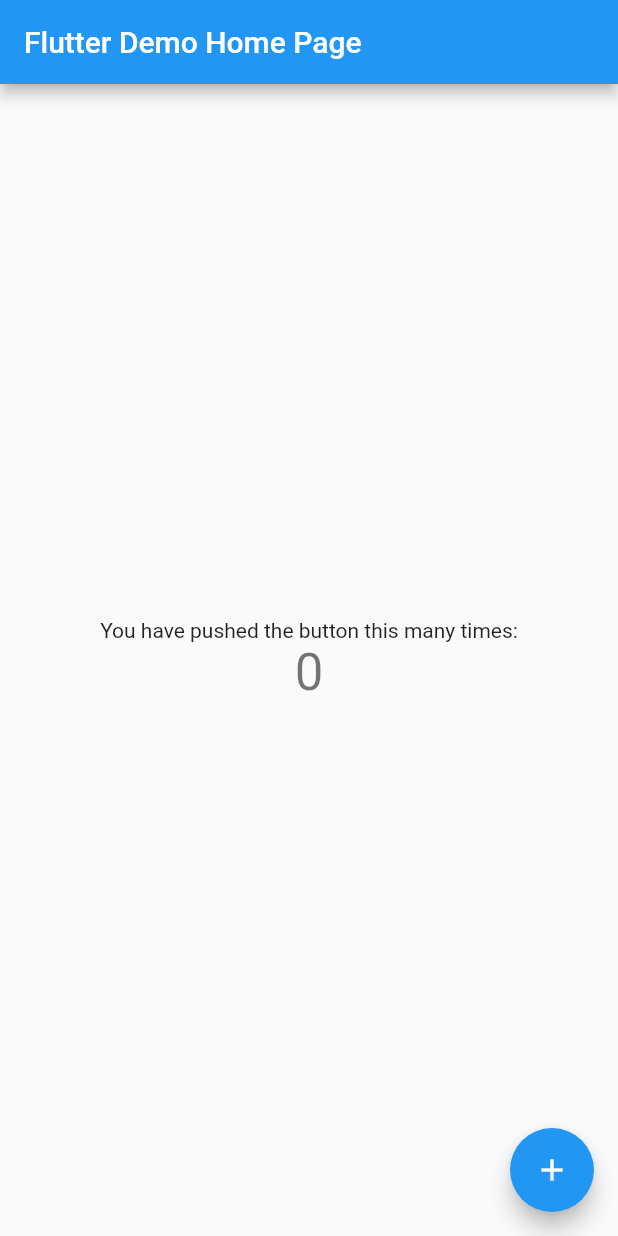
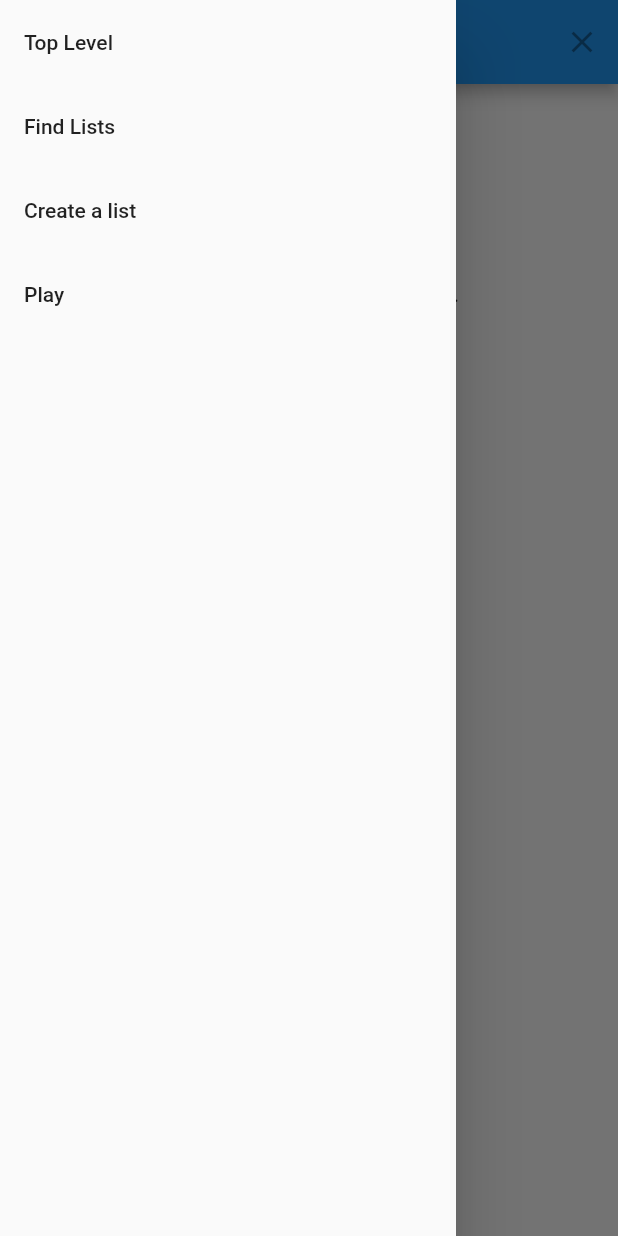
Before and after one commit to freshteapot/learnalist-mobile, a Flutter app: the screen it shows after launch, with the side drawer open (before the commit the screen has no drawer), on a phone screen of 412 x 824 dp. Run offline on Flutter 3.47's test engine with Material 2 defaults, Android fonts, the phone set to English and light mode, and no system bars; generated files the repository leaves out were written again.

Commit message:
Slowly building the skeleton structure to handle different list types.
- Learning how to use namedRoutes and pass data.
- View screens are listType aware.

```diff
--- /dev/null
+++ b/lib/app.dart
@@ -0,0 +1,58 @@
+import 'package:flutter/material.dart';
+import 'package:learnalist/routes/routes.dart';
+
+class LearnalistApp extends StatefulWidget {
+  @override
+  _LearnalistAppState createState() => _LearnalistAppState();
+}
+
+class _LearnalistAppState extends State<LearnalistApp> {
+  @override
+  Widget build(BuildContext context) {
+    final MaterialApp app = MaterialApp(
+      title: 'Learnalist',
+      initialRoute: '/',
+      routes: <String, WidgetBuilder>{
+        RootRoute.routePrefix: (BuildContext context) => RootRoute(),
+        FindRoute.routePrefix: (BuildContext context) => FindRoute(),
+        PlayRoute.routePrefix: (BuildContext context) => PlayRoute(),
+        CreateRoute.routePrefix: (BuildContext context) => CreateRoute(),
+        CreateListV1Route.routePrefix: (BuildContext context) =>
+            CreateListV1Route(),
+        CreateListV2Route.routePrefix: (BuildContext context) =>
+            CreateListV2Route(),
+        ViewListRoute.routePrefix: (BuildContext context) => ViewListRoute(),
+      },
+      onGenerateRoute: (settings) {
+        if (settings.name == '/create/list') {
+          final CreateListRouteArguments args = settings.arguments;
+
+          if (args.listType == 'v1') {
+            return MaterialPageRoute(
+              builder: (context) {
+                return CreateListV1Route();
+              },
+            );
+          }
+
+          if (args.listType == 'v2') {
+            return MaterialPageRoute(
+              builder: (context) {
+                return CreateListV2Route();
+              },
+            );
+          }
+        }
+        return null;
+      },
+    );
+
+    // Show the routes in the app and the class.
+    // TODO remove before production?
+    app.routes.forEach((k, v) {
+      print('${k}: ${v}');
+    });
+
+    return app;
+  }
+}
--- a/lib/main.dart
+++ b/lib/main.dart
@@ -1,111 +1,4 @@
 import 'package:flutter/material.dart';
+import 'package:learnalist/app.dart';
 
-void main() => runApp(MyApp());
-
-class MyApp extends StatelessWidget {
-  // This widget is the root of your application.
-  @override
-  Widget build(BuildContext context) {
-    return MaterialApp(
-      title: 'Flutter Demo',
-      theme: ThemeData(
-        // This is the theme of your application.
-        //
-        // Try running your application with "flutter run". You'll see the
-        // application has a blue toolbar. Then, without quitting the app, try
-        // changing the primarySwatch below to Colors.green and then invoke
-        // "hot reload" (press "r" in the console where you ran "flutter run",
-        // or simply save your changes to "hot reload" in a Flutter IDE).
-        // Notice that the counter didn't reset back to zero; the application
-        // is not restarted.
-        primarySwatch: Colors.blue,
-      ),
-      home: MyHomePage(title: 'Flutter Demo Home Page'),
-    );
-  }
-}
-
-class MyHomePage extends StatefulWidget {
-  MyHomePage({Key key, this.title}) : super(key: key);
-
-  // This widget is the home page of your application. It is stateful, meaning
-  // that it has a State object (defined below) that contains fields that affect
-  // how it looks.
-
-  // This class is the configuration for the state. It holds the values (in this
-  // case the title) provided by the parent (in this case the App widget) and
-  // used by the build method of the State. Fields in a Widget subclass are
-  // always marked "final".
-
-  final String title;
-
-  @override
-  _MyHomePageState createState() => _MyHomePageState();
-}
-
-class _MyHomePageState extends State<MyHomePage> {
-  int _counter = 0;
-
-  void _incrementCounter() {
-    setState(() {
-      // This call to setState tells the Flutter framework that something has
-      // changed in this State, which causes it to rerun the build method below
-      // so that the display can reflect the updated values. If we changed
-      // _counter without calling setState(), then the build method would not be
-      // called again, and so nothing would appear to happen.
-      _counter++;
-    });
-  }
-
-  @override
-  Widget build(BuildContext context) {
-    // This method is rerun every time setState is called, for instance as done
-    // by the _incrementCounter method above.
-    //
-    // The Flutter framework has been optimized to make rerunning build methods
-    // fast, so that you can just rebuild anything that needs updating rather
-    // than having to individually change instances of widgets.
-    return Scaffold(
-      appBar: AppBar(
-        // Here we take the value from the MyHomePage object that was created by
-        // the App.build method, and use it to set our appbar title.
-        title: Text(widget.title),
-      ),
-      body: Center(
-        // Center is a layout widget. It takes a single child and positions it
-        // in the middle of the parent.
-        child: Column(
-          // Column is also layout widget. It takes a list of children and
-          // arranges them vertically. By default, it sizes itself to fit its
-          // children horizontally, and tries to be as tall as its parent.
-          //
-          // Invoke "debug painting" (press "p" in the console, choose the
-          // "Toggle Debug Paint" action from the Flutter Inspector in Android
-          // Studio, or the "Toggle Debug Paint" command in Visual Studio Code)
-          // to see the wireframe for each widget.
-          //
-          // Column has various properties to control how it sizes itself and
-          // how it positions its children. Here we use mainAxisAlignment to
-          // center the children vertically; the main axis here is the vertical
-          // axis because Columns are vertical (the cross axis would be
-          // horizontal).
-          mainAxisAlignment: MainAxisAlignment.center,
-          children: <Widget>[
-            Text(
-              'You have pushed the button this many times:',
-            ),
-            Text(
-              '$_counter',
-              style: Theme.of(context).textTheme.display1,
-            ),
-          ],
-        ),
-      ),
-      floatingActionButton: FloatingActionButton(
-        onPressed: _incrementCounter,
-        tooltip: 'Increment',
-        child: Icon(Icons.add),
-      ), // This trailing comma makes auto-formatting nicer for build methods.
-    );
-  }
-}
+void main() => runApp(LearnalistApp());
--- /dev/null
+++ b/lib/routes/create.dart
@@ -0,0 +1,48 @@
+import 'package:flutter/material.dart';
+import 'package:learnalist/widgets/menu.dart';
+
+class CreateRoute extends StatelessWidget {
+  static String routePrefix = '/create';
+
+  @override
+  Widget build(BuildContext context) {
+    return Scaffold(
+      appBar: AppBar(
+        title: Text('Create'),
+      ),
+      drawer: Menu(),
+      body: ListView(
+        children: <Widget>[
+          ListTile(
+            leading: Icon(Icons.add_box),
+            title: Text('Create a simple list of items (v1).'),
+            onTap: () {
+              Navigator.of(context).pushNamed('/create/list',
+                  arguments: CreateListRouteArguments('v1'));
+            },
+          ),
+          ListTile(
+            leading: Icon(Icons.add_box),
+            title: Text('Create a list of  from -> to (v2).'),
+            onTap: () {
+              Navigator.of(context).pushNamed('/create/list',
+                  arguments: CreateListRouteArguments('v2'));
+            },
+          ),
+          ListTile(
+            title: Text('Return to top level'),
+            onTap: () {
+              Navigator.popAndPushNamed(context, '/');
+            },
+          ),
+        ],
+      ),
+    );
+  }
+}
+
+class CreateListRouteArguments {
+  final String listType;
+
+  CreateListRouteArguments(this.listType);
+}
--- /dev/null
+++ b/lib/routes/create_list_v1.dart
@@ -0,0 +1,16 @@
+import 'package:flutter/material.dart';
+import 'package:learnalist/widgets/menu.dart';
+
+class CreateListV1Route extends StatelessWidget {
+  static String routePrefix = '/create/list/v1';
+
+  @override
+  Widget build(BuildContext context) {
+    return Scaffold(
+      appBar: AppBar(
+        title: Text("Create list v1"),
+      ),
+      drawer: Menu(),
+    );
+  }
+}
--- /dev/null
+++ b/lib/routes/root.dart
@@ -0,0 +1,11 @@
+import 'package:flutter/material.dart';
+import 'package:learnalist/screens/root.dart';
+
+class RootRoute extends StatelessWidget {
+  static String routePrefix = '/';
+
+  @override
+  Widget build(BuildContext context) {
+    return RootScreen();
+  }
+}
--- /dev/null
+++ b/lib/routes/routes.dart
@@ -0,0 +1,7 @@
+export 'root.dart';
+export 'play.dart';
+export 'find.dart';
+export 'create.dart';
+export 'create_list_v1.dart';
+export 'create_list_v2.dart';
+export 'view_list.dart';
--- /dev/null
+++ b/lib/routes/view_list.dart
@@ -0,0 +1,40 @@
+import 'package:flutter/material.dart';
+import 'package:learnalist/models/learnalist.dart';
+import 'package:learnalist/screens/list_view_v1.dart';
+import 'package:learnalist/screens/list_view_v2.dart';
+
+// TODO move to be dynamic
+final List<Alist> listOfLists = getLists();
+
+class ViewListRoute extends StatelessWidget {
+  static String routePrefix = '/list/view';
+
+  @override
+  Widget build(BuildContext context) {
+    final ViewListRouteArguments args =
+        ModalRoute.of(context).settings.arguments;
+    Alist aList;
+    // If the app is parsing the list we use the object otherwise we do a lookup.
+    if (args.aList != null) {
+      aList = args.aList;
+    } else {
+      // TODO fix
+      aList = listOfLists.singleWhere((aList) => aList.uuid == args.uuid,
+          orElse: () => null);
+    }
+
+    if (aList.listInfo.listType == ListType.v1) {
+      return ListViewV1Screen(aList: newAlistV1(aList));
+    }
+    if (aList.listInfo.listType == ListType.v2) {
+      return ListViewV2Screen(aList: newAlistV2(aList));
+    }
+    // TODO return an error page for lists
+  }
+}
+
+class ViewListRouteArguments {
+  final String uuid;
+  final Alist aList;
+  ViewListRouteArguments(this.uuid, {this.aList});
+}
--- /dev/null
+++ b/lib/screens/root.dart
@@ -0,0 +1,100 @@
+import 'package:flutter/material.dart';
+import 'package:learnalist/widgets/menu.dart';
+import 'package:learnalist/routes/routes.dart';
+
+class RootScreen extends StatelessWidget {
+  @override
+  Widget build(BuildContext context) {
+    return Scaffold(
+      appBar: _buildAppBar(),
+      drawer: Menu(),
+      body: _buildScreen(context),
+    );
+  }
+
+  Widget _buildAppBar() {
+    return AppBar(
+      title: Text('Top level'),
+      actions: <Widget>[
+        new IconButton(
+          icon: new Icon(Icons.close),
+          tooltip: 'Closes application',
+        ),
+      ],
+    );
+  }
+
+  Widget _buildScreen(BuildContext context) {
+    return Material(
+      child: ListView(
+        children: <Widget>[
+          ListTile(
+            leading: Icon(Icons.add_box),
+            title: Text('View lists.'),
+            onTap: () {
+              Navigator.popAndPushNamed(context, FindRoute.routePrefix);
+            },
+          ),
+          ListTile(
+            leading: Icon(Icons.add_box),
+            title: Text('View a list via uuid only.'),
+            onTap: () {
+              Navigator.of(context).pushNamed(ViewListRoute.routePrefix,
+                  arguments: ViewListRouteArguments(
+                      '8b19f084-430d-5dc4-a7a1-f404c85a06b1'));
+            },
+          ),
+          ListTile(
+            leading: Icon(Icons.add_box),
+            title: Text('Create a simple list of items (v1).'),
+            onTap: () {
+              Navigator.of(context).pushNamed('/create/list',
+                  arguments: CreateListRouteArguments('v1'));
+            },
+          ),
+          ListTile(
+            leading: Icon(Icons.add_box),
+            title: Text('Create a list of  from -> to (v2).'),
+            onTap: () {
+              Navigator.of(context).pushNamed('/create/list',
+                  arguments: CreateListRouteArguments('v2'));
+            },
+          ),
+          ListTile(
+            leading: Icon(Icons.import_export),
+            title: Text('Import / Export database'),
+            onTap: () {
+              _notImplementedYet(context);
+            },
+          ),
+        ],
+      ),
+    );
+  }
+}
+
+Future<void> _notImplementedYet(BuildContext context) async {
+  return showDialog<void>(
+    context: context,
+    barrierDismissible: false, // user must tap button!
+    builder: (BuildContext context) {
+      return AlertDialog(
+        title: Text('//TODO'),
+        content: SingleChildScrollView(
+          child: ListBody(
+            children: <Widget>[Text('This feature exists in the future.')],
+          ),
+        ),
+        actions: <Widget>[
+          FlatButton(
+            child: Text('I want to live in the present.'),
+            onPressed: () {
+              print('Back to the future.');
+              Navigator.of(context).pop();
+            },
+          ),
+        ],
+      );
+    },
+  );
+}
--- /dev/null
+++ b/lib/widgets/menu.dart
@@ -0,0 +1,39 @@
+import 'package:flutter/material.dart';
+import 'package:learnalist/routes/routes.dart';
+
+class Menu extends StatelessWidget {
+  @override
+  Widget build(BuildContext context) {
+    return Drawer(
+      child: ListView(
+        children: <Widget>[
+          ListTile(
+            title: Text('Top Level'),
+            onTap: () {
+              Navigator.of(context).pushNamed(RootRoute.routePrefix);
+            },
+          ),
+          ListTile(
+            title: Text('Find Lists'),
+            onTap: () {
+              Navigator.of(context).pushNamed(FindRoute.routePrefix);
+            },
+          ),
+          ListTile(
+            title: Text('Create a list'),
+            onTap: () {
+              Navigator.of(context).pushNamed(CreateRoute.routePrefix);
+            },
+          ),
+          ListTile(
+            title: Text('Play'),
+            onTap: () {
+              Navigator.of(context).pushNamed(PlayRoute.routePrefix);
+            },
+          ),
+        ],
+      ),
+      elevation: 20.0,
+    );
+  }
+}
```
Also changed, not shown: lib/models/learnalist.dart (+6 -1 lines), lib/models/lists_repository.dart (added, +34 -0 lines), lib/routes/create_list_v2.dart (added, +24 -0 lines), lib/routes/find.dart (added, +18 -0 lines), lib/routes/play.dart (added, +24 -0 lines), lib/screens/list_view_v1.dart (added, +21 -0 lines), lib/screens/list_view_v2.dart (added, +21 -0 lines), lib/screens/lists.dart (added, +46 -0 lines), lib/screens/login.dart (added, +105 -0 lines), lib/models/learnalist.g.dart, 2 other files.
